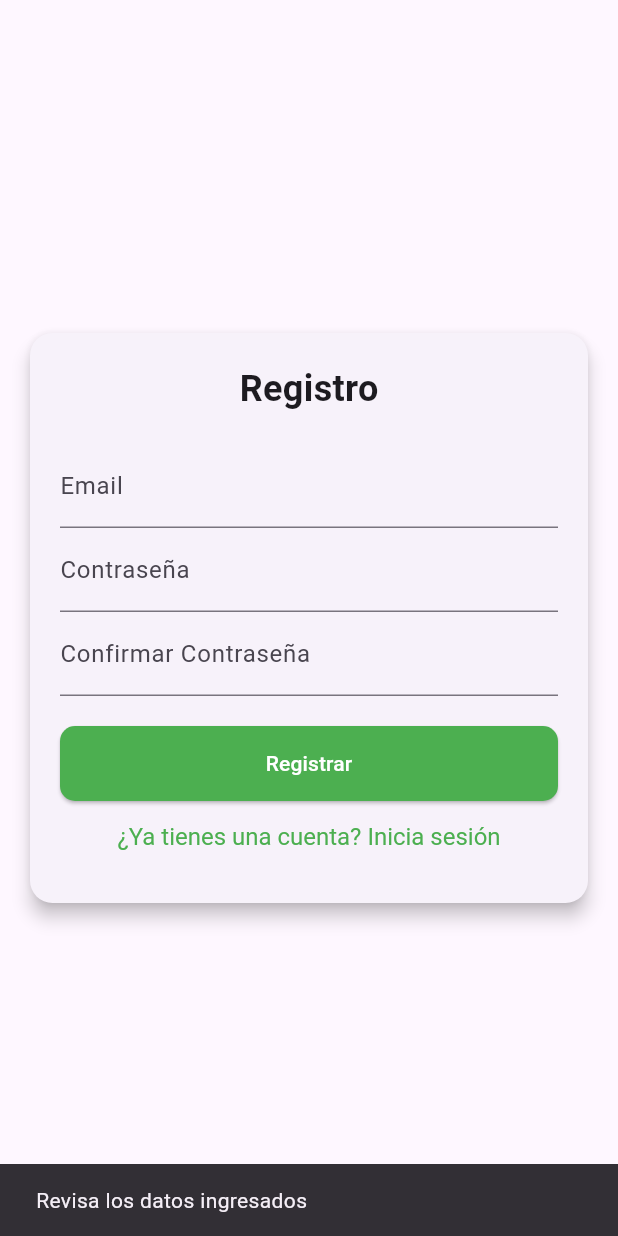
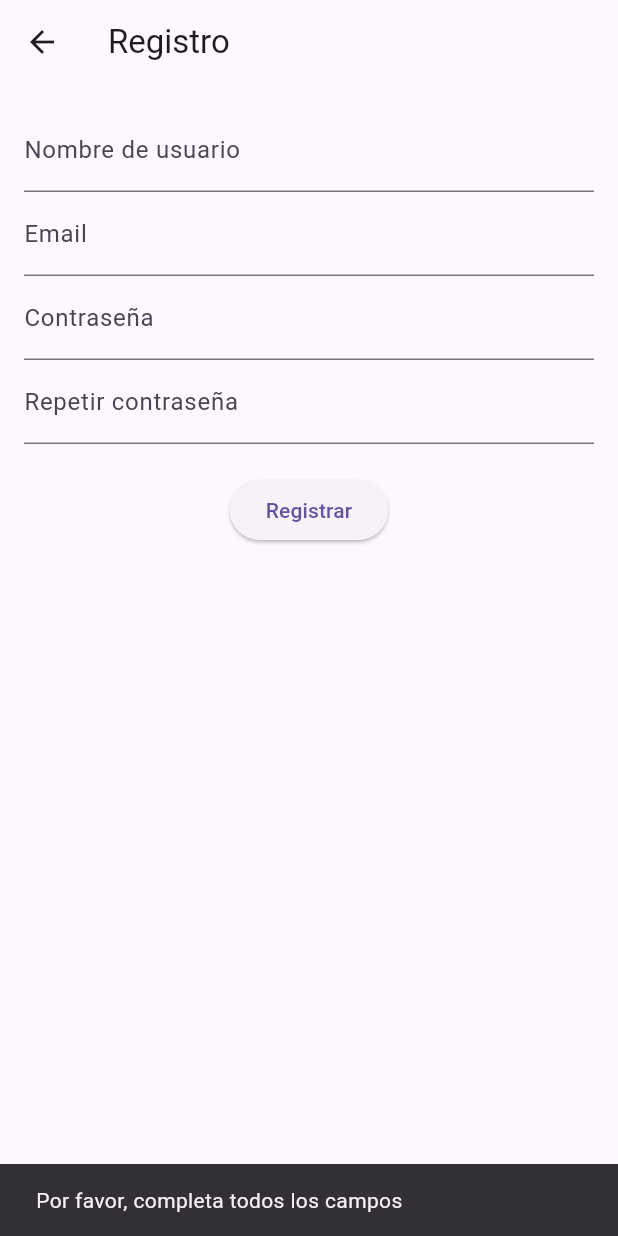
Before and after one commit to lbaeutr/Flutter_02, a Flutter app: the RegisterScreen screen opened by its route, after a tap on "Registrar", on a phone screen of 412 x 824 dp. Run offline on Flutter 3.47's test engine with Material 3 defaults, Android fonts, the phone set to English and light mode, and no system bars; our stand-ins replace shared_preferences; accounts and stored records are empty.

Commit message:
Registro Terminado

```diff
--- a/lib/screens/register_screen.dart
+++ b/lib/screens/register_screen.dart
@@ -1,98 +1,89 @@
 import 'package:flutter/material.dart';
+import 'package:flutter_listatareas_api/service/api_service.dart';
 
 class RegisterScreen extends StatelessWidget {
   const RegisterScreen({super.key});
 
   @override
   Widget build(BuildContext context) {
-    // Controladores para los campos de texto
+    final TextEditingController usernameController = TextEditingController();
     final TextEditingController emailController = TextEditingController();
     final TextEditingController passwordController = TextEditingController();
-    final TextEditingController confirmPasswordController =
-        TextEditingController();
+    final TextEditingController passwordRepeatController = TextEditingController();
+
+    final ApiService apiService = ApiService(baseUrl: 'https://api-rest-segura-2.onrender.com');
 
     // Función para manejar el registro
-    void register() {
-      if (emailController.text.isNotEmpty &&
+  void register() async {
+  if (usernameController.text.isNotEmpty &&
+      emailController.text.isNotEmpty &&
       passwordController.text.isNotEmpty &&
-          passwordController.text == confirmPasswordController.text) {
-        // Mostrar mensaje de éxito
+      passwordRepeatController.text.isNotEmpty
+     ) {
+    try {
+      await apiService.register(
+        username: usernameController.text,
+        email: emailController.text,
+        password: passwordController.text,
+        passwordRepeat: passwordRepeatController.text,
+      );
+      // Mostrar mensaje de éxito y navegar a la pantalla de inicio de sesión
       ScaffoldMessenger.of(context).showSnackBar(
         const SnackBar(content: Text("Cuenta creada con éxito")),
       );
-        // Navegar hacia atrás
-        Navigator.pop(context);
+      Navigator.pushReplacementNamed(context, '/'); // Asegúrate de que '/login' sea la ruta correcta
+    } catch (e) {
+      // Mostrar un mensaje de error si la petición falla
+      ScaffoldMessenger.of(context).showSnackBar(
+        SnackBar(
+          content: Text("Error al registrar: $e"),
+        ),
+      );
+    }
   } else {
-        // Mostrar mensaje de error
+    // Mostrar un mensaje de error si los campos están vacíos
     ScaffoldMessenger.of(context).showSnackBar(
-          const SnackBar(content: Text("Revisa los datos ingresados")),
+      const SnackBar(
+        content: Text("Por favor, completa todos los campos"),
+      ),
     );
   }
 }
 
     return Scaffold(
-      body: Center(
-        child: Card(
-          elevation: 5,
-          shape: RoundedRectangleBorder(
-            borderRadius: BorderRadius.circular(15),
+      appBar: AppBar(
+        title: const Text("Registro"),
       ),
-          margin: const EdgeInsets.all(20),
-          child: Padding(
-            padding: const EdgeInsets.all(20),
+      body: Padding(
+        padding: const EdgeInsets.all(16.0),
+        child: SingleChildScrollView(
           child: Column(
-              mainAxisSize: MainAxisSize.min,
             children: [
-                // Título del formulario
-                const Text(
-                  "Registro",
-                  style: TextStyle(fontSize: 24, fontWeight: FontWeight.bold),
+              TextField(
+                controller: usernameController,
+                decoration: const InputDecoration(labelText: "Nombre de usuario"),
               ),
-                const SizedBox(height: 20),
-                // Campo de texto para el email
               TextField(
                 controller: emailController,
                 decoration: const InputDecoration(labelText: "Email"),
               ),
-                // Campo de texto para la contraseña
               TextField(
                 controller: passwordController,
                 decoration: const InputDecoration(labelText: "Contraseña"),
                 obscureText: true,
               ),
-                // Campo de texto para confirmar la contraseña
               TextField(
-                  controller: confirmPasswordController,
-                  decoration: const InputDecoration(
-                    labelText: "Confirmar Contraseña",
-                  ),
+                controller: passwordRepeatController,
+                decoration: const InputDecoration(labelText: "Repetir contraseña"),
                 obscureText: true,
               ),
+
               const SizedBox(height: 20),
-                // Botón para registrar
               ElevatedButton(
-                  style: ElevatedButton.styleFrom(
-                    backgroundColor: Colors.green,
-                    foregroundColor: Colors.white,
-                    minimumSize: const Size(double.infinity, 50),
-                    shape: RoundedRectangleBorder(
-                      borderRadius: BorderRadius.circular(10),
-                    ),
-                  ),
                 onPressed: register,
                 child: const Text("Registrar"),
               ),
-                // Botón para navegar al inicio de sesión
-                TextButton(
-                  style: TextButton.styleFrom(
-                    foregroundColor: Colors.green,
-                    textStyle: const TextStyle(fontSize: 16),
-                  ),
-                  onPressed: () => Navigator.pop(context),
-                  child: const Text("¿Ya tienes una cuenta? Inicia sesión"),
-                ),
             ],
-            ),
           ),
         ),
       ),
--- a/lib/service/api_service.dart
+++ b/lib/service/api_service.dart
@@ -45,4 +45,28 @@ class ApiService {
       throw Exception('Failed to retrieve token');
     }
   }
+
+  Future<void> register({
+    required String username,
+    required String email,
+    required String password,
+    required String passwordRepeat,
+  }) async {
+    final response = await post('/usuarios/register', {
+      'username': username,
+      'email': email,
+      'password': password,
+      'passwordRepeat': passwordRepeat,
+      'rol': 'USER',
+      'direccion': {
+        'provincia': "Cádiz",
+        'municipio': "Cádiz",
+        'calle': "acacias",
+        'num': 1,
+        'cp': 11007,
+      },
+    });
+
+    return response;
+  }
 }
```
Lines whose indentation alone changed are shown as unchanged.
